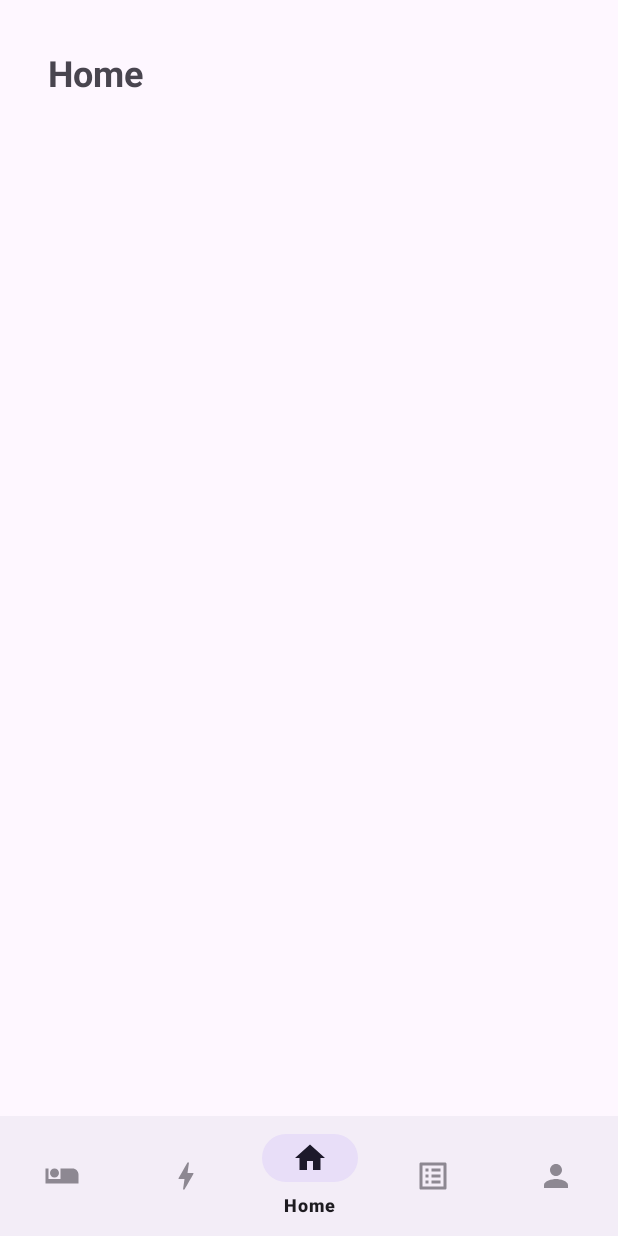
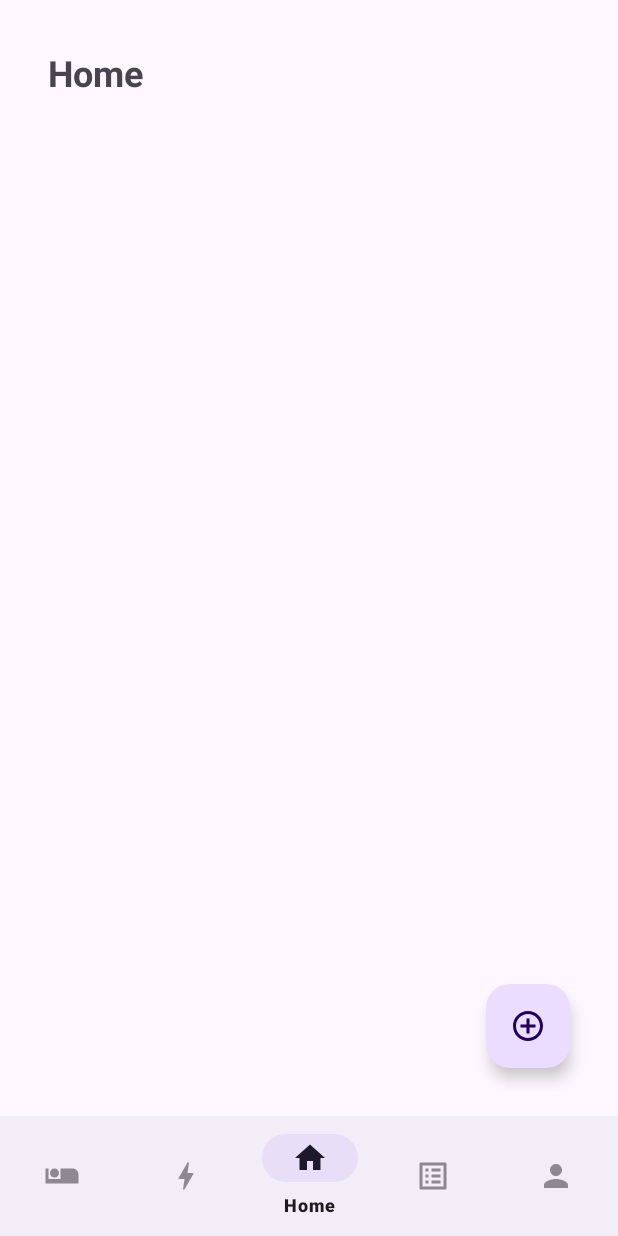
Before and after one commit to lidiamadaras/Feather, an Android app built with Jetpack Compose: the screen it shows after launch (MainActivity), item 3 of the bottom bar chosen, on a phone screen of 412 x 824 dp. Run offline under Robolectric (Android 15) with nearby library versions, the light colour scheme and no system bars; our stand-ins replace Firebase (no records; nobody signed in at launch, a user with empty details on screens opened directly).

Commit message:
added FAB and popup menu for logs

```diff
--- /dev/null
+++ b/app/src/main/res/drawable/add_button_vectorasset.xml
@@ -0,0 +1,5 @@
+<vector xmlns:android="http://schemas.android.com/apk/res/android" android:height="24dp" android:tint="#000000" android:viewportHeight="24" android:viewportWidth="24" android:width="24dp">
+
+    <path android:fillColor="@android:color/white" android:pathData="M13,7h-2v4L7,11v2h4v4h2v-4h4v-2h-4L13,7zM12,2C6.48,2 2,6.48 2,12s4.48,10 10,10 10,-4.48 10,-10S17.52,2 12,2zM12,20c-4.41,0 -8,-3.59 -8,-8s3.59,-8 8,-8 8,3.59 8,8 -3.59,8 -8,8z"/>
+
+</vector>
--- a/app/src/main/res/layout/fragment_home.xml
+++ b/app/src/main/res/layout/fragment_home.xml
@@ -28,5 +28,15 @@
         </LinearLayout>
     </androidx.core.widget.NestedScrollView>
 
+    <com.google.android.material.floatingactionbutton.FloatingActionButton
+        android:id="@+id/fabLog"
+        android:layout_width="wrap_content"
+        android:layout_height="wrap_content"
+        android:layout_gravity="end|bottom"
+        android:layout_margin="16dp"
+        android:contentDescription="TODO"
+        android:src="@drawable/add_button_vectorasset" />
+
+
 
 </androidx.coordinatorlayout.widget.CoordinatorLayout>
--- a/app/src/main/res/menu/app_menu.xml
+++ b/app/src/main/res/menu/app_menu.xml
@@ -1,22 +1,22 @@
 <menu xmlns:android="http://schemas.android.com/apk/res/android">
     <item
         android:id="@+id/dreamAnalysisFragment"
-        android:title="Analysis"
+        android:title="@string/dream_analysis"
         android:icon="@drawable/selector_dreamanalysis"/>
     <item
         android:id="@+id/exploreFragment"
-        android:title="Explore"
+        android:title="@string/explore"
         android:icon="@drawable/selector_explore"/>
     <item
         android:id="@+id/homeFragment"
-        android:title="Home"
+        android:title="@string/home"
         android:icon="@drawable/selector_home"/>
     <item
         android:id="@+id/statsFragment"
-        android:title="Stats"
+        android:title="@string/stats"
         android:icon="@drawable/selector_stats"/>
     <item
         android:id="@+id/profileFragment"
-        android:title="Profile"
+        android:title="@string/profile"
         android:icon="@drawable/selector_profile"/>
 </menu>
--- /dev/null
+++ b/app/src/main/res/menu/popup_menu.xml
@@ -0,0 +1,11 @@
+<menu xmlns:android="http://schemas.android.com/apk/res/android">
+    <item
+        android:id="@+id/action_fragment1"
+        android:title="Go to Fragment 1" />
+    <item
+        android:id="@+id/action_fragment2"
+        android:title="Go to Fragment 2" />
+    <item
+        android:id="@+id/action_fragment3"
+        android:title="Go to Fragment 3" />
+</menu>
--- a/app/src/main/res/navigation/nav_graph.xml
+++ b/app/src/main/res/navigation/nav_graph.xml
@@ -23,6 +23,9 @@
         android:name="com.example.feather.ui.home.HomeFragment"
         android:label="fragment_home3"
         tools:layout="@layout/fragment_home" >
+        <action
+            android:id="@+id/action_homeFragment_to_profileFragment"
+            app:destination="@id/profileFragment" />
     </fragment>
     <fragment
         android:id="@+id/statsFragment"
```
Also changed, not shown: app/src/main/java/com/example/feather/ui/home/HomeFragment.kt (+31 -0 lines).
